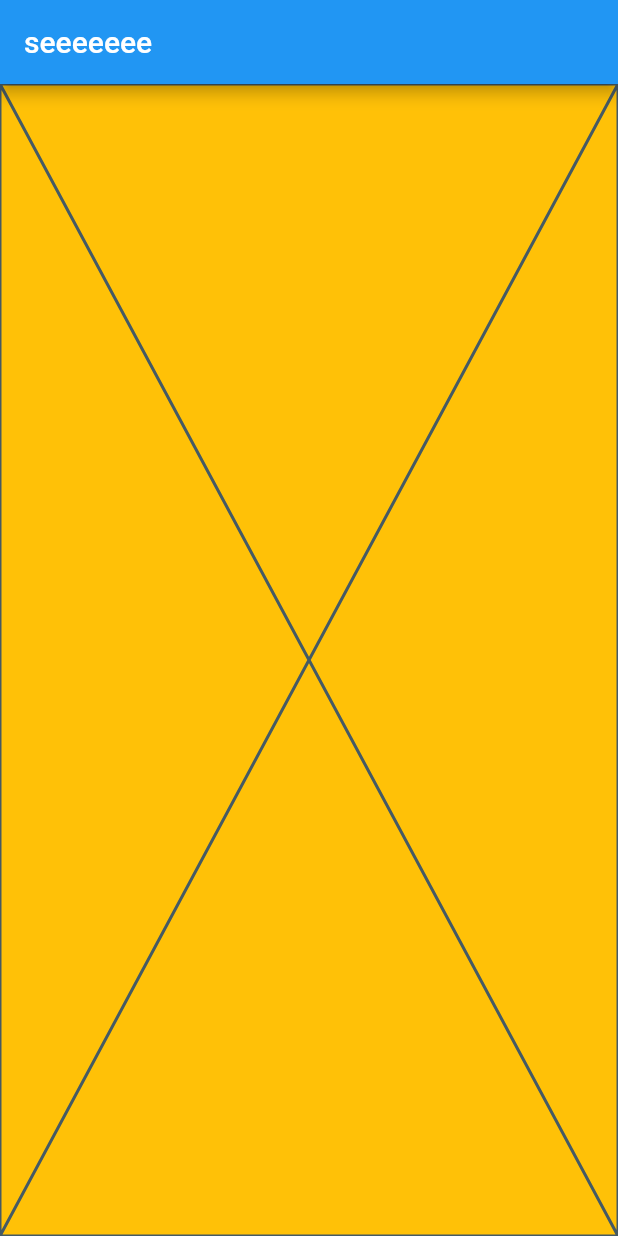
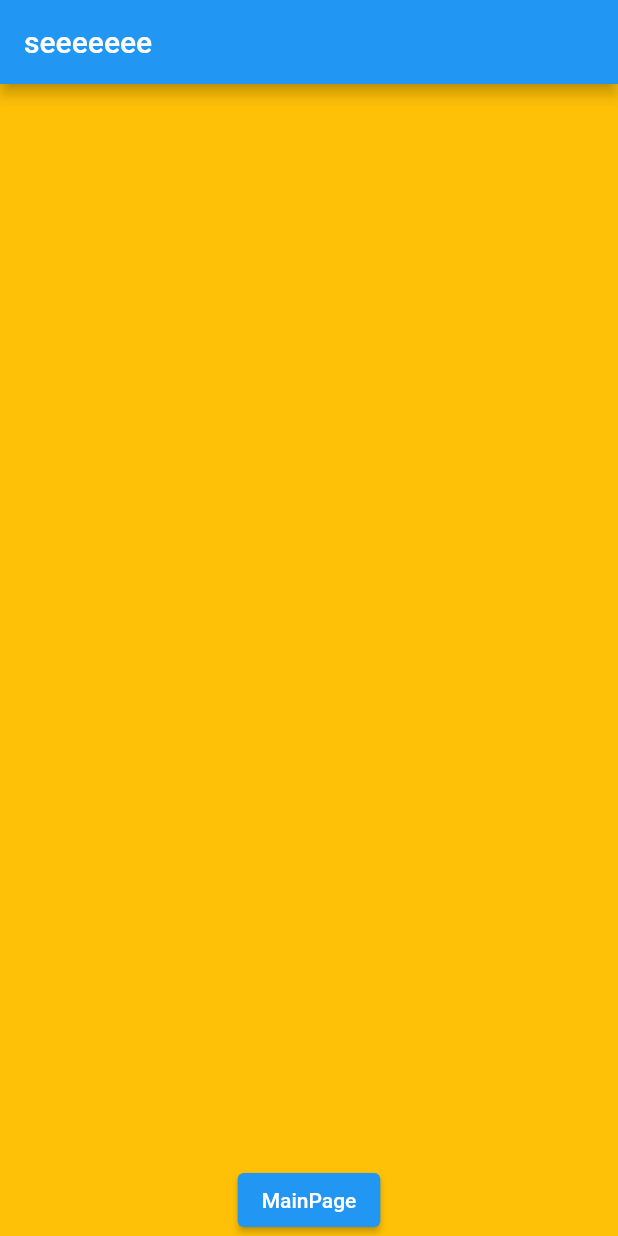
Before and after one commit to mon50/back_calculation, a Flutter app: the screen it shows after launch, on a phone screen of 412 x 824 dp. Run offline on Flutter 3.47's test engine with Material 2 defaults, Android fonts, the light colour scheme and no system bars.

Commit message:
メインページの移動

```diff
--- a/lib/information.dart
+++ b/lib/information.dart
@@ -1,3 +1,4 @@
+import 'package:back_calculation/mainpage.dart';
 import 'package:flutter/material.dart';
 
 class InformationPage extends StatefulWidget {
@@ -13,7 +14,17 @@ class _InformationPageState extends State<InformationPage> {
       appBar: AppBar(
         title: Text('seeeeeee'),
       ),
-      body: Placeholder(),
+      body: Align(
+        alignment: Alignment.bottomCenter,
+        child:ElevatedButton(
+          child: Text("MainPage"),
+          onPressed: (){
+            Navigator.push(
+              context, MaterialPageRoute(builder: (context) => MainPage())
+            );
+          },
+        )
+      ),
     );
   }
 }
```
